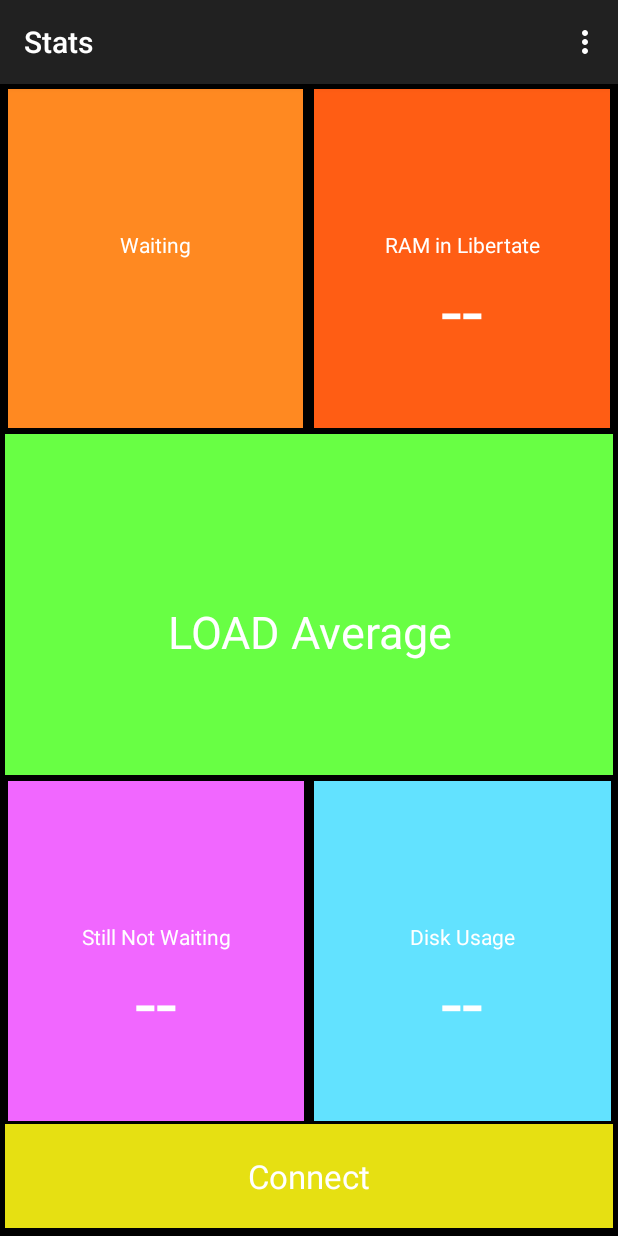
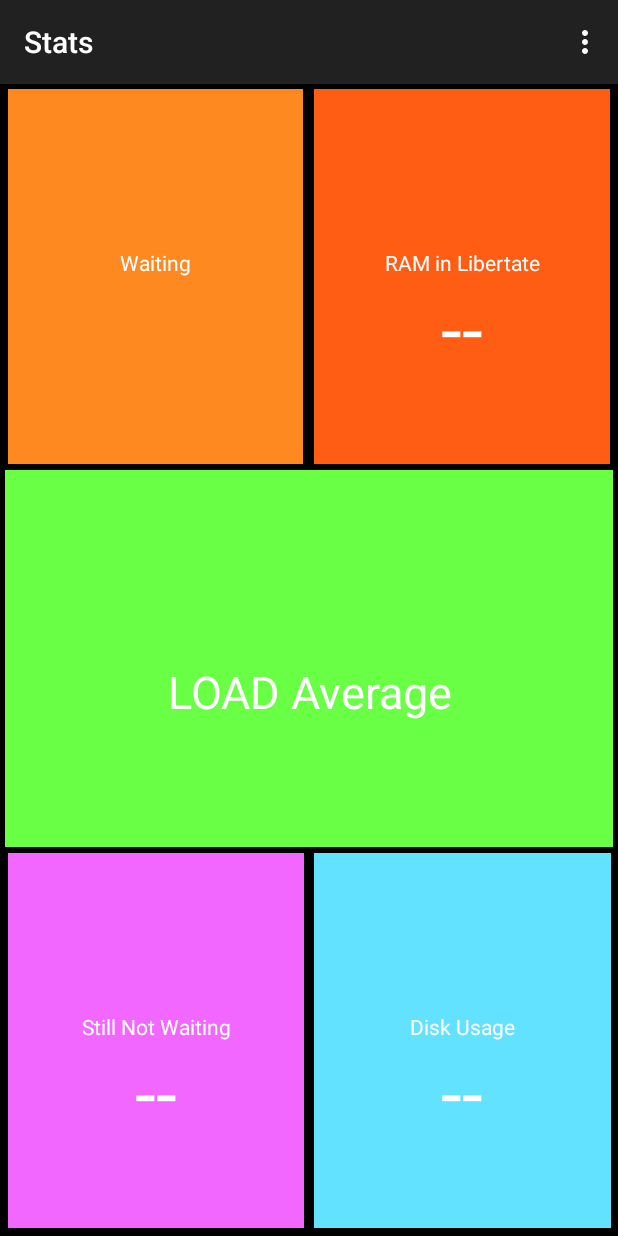
Before and after one commit to appm-io/android-2, an Android app: the screen it shows after launch (Stats), on a phone screen of 412 x 824 dp. Run offline under Robolectric (Android 15) with nearby library versions, the phone set to English and light mode, and no system bars; network calls fail; 4 statements that could not run were skipped.

Commit message:
no connect button

```diff
--- a/app/src/main/res/layout/activity_stats.xml
+++ b/app/src/main/res/layout/activity_stats.xml
@@ -200,21 +200,5 @@
         </LinearLayout>
     </LinearLayout>
 
-    <LinearLayout
-        android:layout_width="fill_parent"
-        android:layout_height="wrap_content"
-        android:layout_marginBottom="2dip"
-        android:layout_weight="10"
-        android:background="#ffe6e012"
-        android:orientation="horizontal">
 
-        <TextView
-            android:layout_width="fill_parent"
-            android:layout_height="fill_parent"
-            android:textAppearance="?android:attr/textAppearanceLarge"
-            android:text="Connect"
-            android:textColor="#ffffffff"
-            android:gravity="center|center_vertical"
-            android:id="@+id/textView2" />
-    </LinearLayout>
 </LinearLayout>
```
